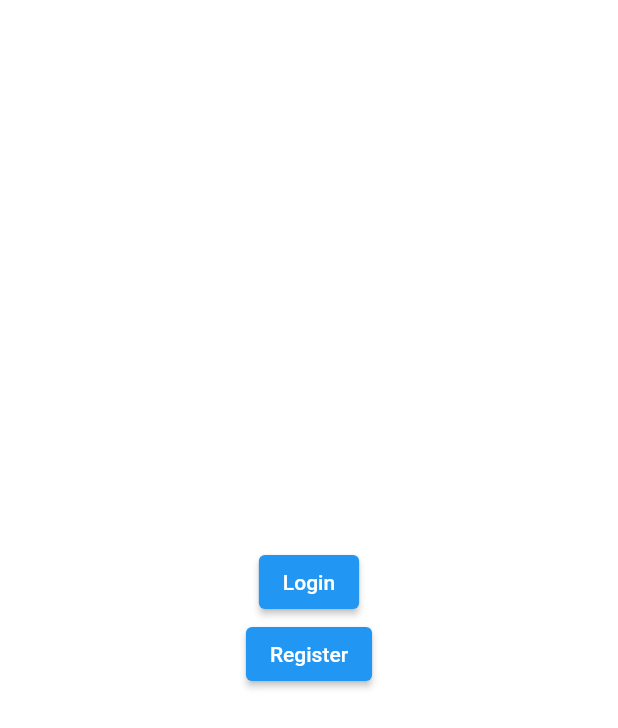
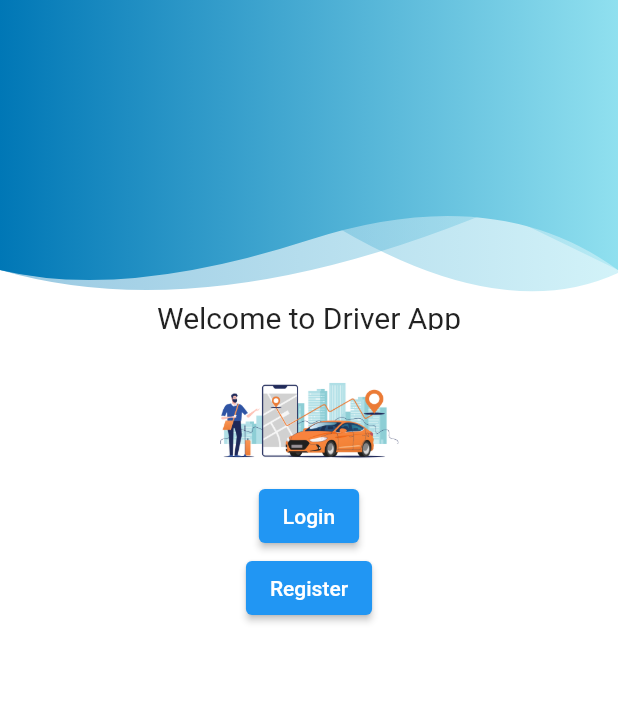
Before and after one commit to ThaiDuong2002/20KTPM1-Car-Booking-System, a Flutter app: the screen it shows after launch, on a phone screen of 412 x 824 dp. Shown: the top 728 px of the screen. Run offline on Flutter 3.47's test engine with Material 2 defaults, Android fonts, the phone set to English and light mode, and no system bars; our stand-ins replace dio, dots_indicator, equatable, logger, shared_preferences.

Commit message:
Driver Folder Structure

```diff
--- /dev/null
+++ b/Client/App/Driver/lib/constants/images.dart
@@ -0,0 +1 @@
+const welcomeImage = 'assets/images/welcome.png';
--- a/Client/App/Driver/lib/helpers/widgets/header_widget.dart
+++ b/Client/App/Driver/lib/helpers/widgets/header_widget.dart
@@ -1,4 +1,5 @@
 import 'package:driver/constants/size.dart';
+import 'package:driver/helpers/widgets/shape_clipper.dart';
 import 'package:flutter/material.dart';
 
 class HeaderWidget extends StatefulWidget {
@@ -93,31 +94,3 @@ class _HeaderWidgetState extends State<HeaderWidget> {
     );
   }
 }
-
-class ShapeClipper extends CustomClipper<Path> {
-  final List<Offset> _offsets;
-  ShapeClipper(this._offsets);
-  @override
-  Path getClip(Size size) {
-    var path = Path();
-
-    path.lineTo(0.0, size.height - 20);
-
-    // path.quadraticBezierTo(size.width/5, size.height, size.width/2, size.height-40);
-    // path.quadraticBezierTo(size.width/5*4, size.height-80, size.width, size.height-20);
-
-    path.quadraticBezierTo(
-        _offsets[0].dx, _offsets[0].dy, _offsets[1].dx, _offsets[1].dy);
-    path.quadraticBezierTo(
-        _offsets[2].dx, _offsets[2].dy, _offsets[3].dx, _offsets[3].dy);
-
-    // path.lineTo(size.width, size.height-20);
-    path.lineTo(size.width, 0.0);
-    path.close();
-
-    return path;
-  }
-
-  @override
-  bool shouldReclip(CustomClipper<Path> oldClipper) => false;
-}
--- /dev/null
+++ b/Client/App/Driver/lib/helpers/widgets/shape_clipper.dart
@@ -0,0 +1,29 @@
+import 'package:flutter/material.dart';
+
+class ShapeClipper extends CustomClipper<Path> {
+  final List<Offset> _offsets;
+  ShapeClipper(this._offsets);
+  @override
+  Path getClip(Size size) {
+    var path = Path();
+
+    path.lineTo(0.0, size.height - 20);
+
+    // path.quadraticBezierTo(size.width/5, size.height, size.width/2, size.height-40);
+    // path.quadraticBezierTo(size.width/5*4, size.height-80, size.width, size.height-20);
+
+    path.quadraticBezierTo(
+        _offsets[0].dx, _offsets[0].dy, _offsets[1].dx, _offsets[1].dy);
+    path.quadraticBezierTo(
+        _offsets[2].dx, _offsets[2].dy, _offsets[3].dx, _offsets[3].dy);
+
+    // path.lineTo(size.width, size.height-20);
+    path.lineTo(size.width, 0.0);
+    path.close();
+
+    return path;
+  }
+
+  @override
+  bool shouldReclip(CustomClipper<Path> oldClipper) => false;
+}
--- a/Client/App/Driver/lib/views/welcome/welcome_view.dart
+++ b/Client/App/Driver/lib/views/welcome/welcome_view.dart
@@ -1,3 +1,6 @@
+import 'package:driver/constants/images.dart';
+import 'package:driver/constants/size.dart';
+import 'package:driver/helpers/widgets/header_widget.dart';
 import 'package:flutter/material.dart';
 
 class WelcomeView extends StatelessWidget {
@@ -6,10 +9,27 @@ class WelcomeView extends StatelessWidget {
   @override
   Widget build(BuildContext context) {
     return Scaffold(
-      body: Center(
-        child: Column(
+      body: Column(
         mainAxisSize: MainAxisSize.min,
+        mainAxisAlignment: MainAxisAlignment.center,
         children: [
+          const SizedBox(
+            height: headerWidgetHeight,
+            child: HeaderWidget(),
+          ),
+          const SizedBox(
+            height: 20,
+            child: Text(
+              'Welcome to Driver App',
+              style: TextStyle(fontSize: 20),
+            ),
+          ),
+          const SizedBox(
+            height: 100,
+            child: Image(
+              image: AssetImage(welcomeImage),
+            ),
+          ),
           ElevatedButton(
             onPressed: () {},
             child: const Text('Login'),
@@ -20,7 +40,6 @@ class WelcomeView extends StatelessWidget {
           ),
         ],
       ),
-      ),
     );
   }
 }
--- a/Client/App/Driver/pubspec.yaml
+++ b/Client/App/Driver/pubspec.yaml
@@ -61,8 +61,8 @@ flutter:
   uses-material-design: true
 
   # To add assets to your application, add an assets section, like this:
-  # assets:
-  #   - images/a_dot_burr.jpeg
+  assets:
+    - assets/images/
   #   - images/a_dot_ham.jpeg
 
   # An image asset can refer to one or more resolution-specific "variants", see
```
Also changed, not shown: Client/App/Driver/assets/images/welcome.png (added). Lines whose indentation alone changed are shown as unchanged.
